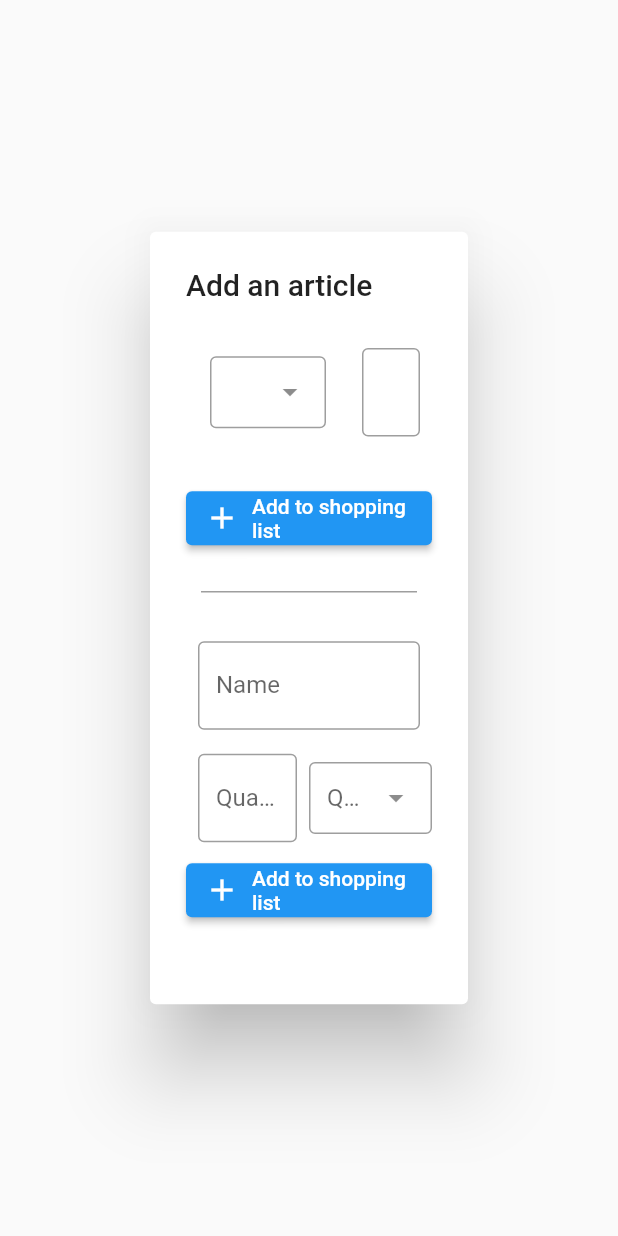
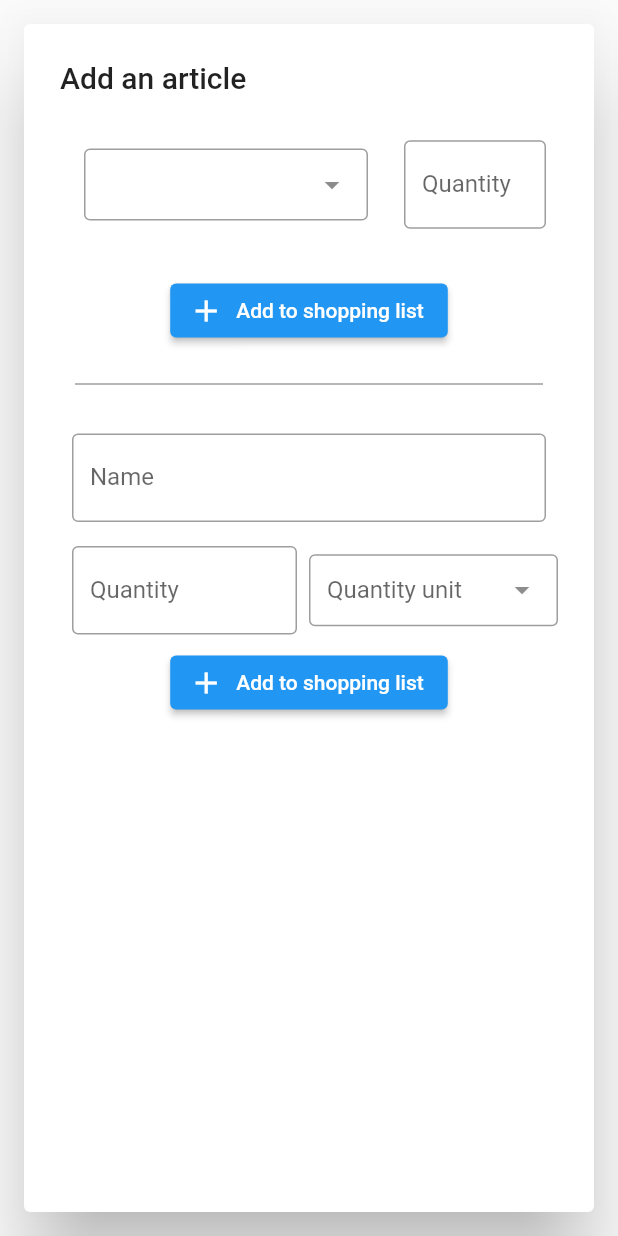
Before and after one commit to Realague/my_fridge, a Flutter app: the CustomPopup widget shown alone on an empty page, opened directly, on a phone screen of 412 x 824 dp. Run offline on Flutter 3.47's test engine with Material 2 defaults, Android fonts, the light colour scheme and no system bars; drawn by our look-alikes of dropdown_search; our stand-ins replace cloud_firestore, firebase_auth, firebase_core; missing offline and left inert: loading; accounts and stored records are empty; generated files the repository leaves out were written again; network calls fail.

Commit message:
[+] Translation

```diff
--- /dev/null
+++ b/l10n.yaml
@@ -0,0 +1,3 @@
+arb-dir: lib/l10n
+template-arb-file: app_en.arb
+output-localization-file: app_localizations.dart
--- a/lib/authentication_page.dart
+++ b/lib/authentication_page.dart
@@ -1,6 +1,7 @@
 import 'package:flutter/material.dart';
 import 'package:provider/provider.dart';
 import 'services/authentication_service.dart';
+import 'package:flutter_gen/gen_l10n/app_localizations.dart';
 
 class AuthenticationPage extends StatelessWidget {
   @override
@@ -32,7 +33,7 @@ class AuthenticationPage extends StatelessWidget {
                 Padding(
                   padding: const EdgeInsets.only(left: 10),
                   child: Text(
-                    'Sign in with Google',
+                    AppLocalizations.of(context)!.button_google_authentication,
                     style: TextStyle(
                       fontSize: 20,
                       color: Colors.black54,
--- a/lib/forms/shopping_list_form.dart
+++ b/lib/forms/shopping_list_form.dart
@@ -3,7 +3,7 @@ import 'package:flutter/material.dart';
 import 'package:my_fridge/services/article_service.dart';
 import 'package:my_fridge/services/shopping_list.dart';
 import 'package:my_fridge/utils/validators.dart';
-
+import 'package:flutter_gen/gen_l10n/app_localizations.dart';
 import '../article.dart';
 import '../quantity_unit.dart';
 
@@ -39,9 +39,9 @@ class _FormShoppingListState extends State<FormShoppingList> {
               keyboardType: TextInputType.text,
               decoration: InputDecoration(
                 border: const OutlineInputBorder(),
-                labelText: "Name",
+                labelText: AppLocalizations.of(context)!.form_article_name_label,
               ),
-              validator: (name) => Validators.notNull(name!),
+              validator: (name) => Validators.notNull(context, name!),
               controller: _nameController,
             ),
           ),
@@ -54,9 +54,9 @@ class _FormShoppingListState extends State<FormShoppingList> {
                     keyboardType: TextInputType.number,
                     decoration: InputDecoration(
                       border: const OutlineInputBorder(),
-                      labelText: "Quantity",
+                      labelText: AppLocalizations.of(context)!.form_quantity_label,
                     ),
-                    validator: (quantity) => Validators.number(quantity!),
+                    validator: (quantity) => Validators.number(context, quantity!),
                     controller: _quantityController,
                   ),
                 ),
@@ -66,11 +66,11 @@ class _FormShoppingListState extends State<FormShoppingList> {
                   mode: Mode.MENU,
                   items: QuantityUnit.values,
                   itemAsString: (quantityUnit) =>
-                  quantityUnit.displayForDropDown,
-                  label: "Quantity unit",
+                  quantityUnit.displayForDropDown(context),
+                  label: AppLocalizations.of(context)!.form_quantity_unit_label,
                   selectedItem: _quantityUnit,
                   validator: (quantityUnit) =>
-                      Validators.notNull(quantityUnit),
+                      Validators.notNull(context, quantityUnit),
                   onChanged: (quantityUnit) => _quantityUnit = quantityUnit,
                 ),
               ),
@@ -88,7 +88,7 @@ class _FormShoppingListState extends State<FormShoppingList> {
                 Navigator.pop(context);
               }
             },
-            label: Text("Add to shopping list"),
+            label: Text(AppLocalizations.of(context)!.button_add_article_to_shopping_list),
           ),
         ],
       ),
--- a/lib/forms/shopping_list_form_from_existing_article.dart
+++ b/lib/forms/shopping_list_form_from_existing_article.dart
@@ -5,6 +5,7 @@ import 'package:my_fridge/quantity_unit.dart';
 import 'package:my_fridge/services/article_service.dart';
 import 'package:my_fridge/services/shopping_list.dart';
 import 'package:my_fridge/utils/validators.dart';
+import 'package:flutter_gen/gen_l10n/app_localizations.dart';
 
 import '../article.dart';
 
@@ -50,15 +51,15 @@ class _FormShoppingListFromExistingArticleState
                     itemAsString: (article) =>
                         article.name +
                         ", " +
-                        article.quantityUnit.displayForDropDown,
-                    label: "Article",
+                        article.quantityUnit.displayForDropDown(context),
+                    label: AppLocalizations.of(context)!.form_article_label,
                     dropdownSearchDecoration: InputDecoration(
                       contentPadding: EdgeInsets.fromLTRB(12, 12, 0, 0),
                       border: const OutlineInputBorder(),
                     ),
                     onChanged: (article) => _selectedArticle = article,
                     selectedItem: _selectedArticle,
-                    validator: (article) => Validators.notNull(article),
+                    validator: (article) => Validators.notNull(context, article),
                   ),
                 ),
               ),
@@ -69,9 +70,9 @@ class _FormShoppingListFromExistingArticleState
                     keyboardType: TextInputType.number,
                     decoration: InputDecoration(
                       border: const OutlineInputBorder(),
-                      labelText: "Quantity",
+                      labelText: AppLocalizations.of(context)!.form_quantity_label,
                     ),
-                    validator: (value) => Validators.number(value!),
+                    validator: (value) => Validators.number(context, value!),
                     controller: _quantityController,
                   ),
                 ),
@@ -88,7 +89,7 @@ class _FormShoppingListFromExistingArticleState
                 Navigator.pop(context);
               }
             },
-            label: Text("Add to shopping list"),
+            label: Text(AppLocalizations.of(context)!.button_add_article_to_shopping_list),
           ),
         ],
       ),
--- /dev/null
+++ b/lib/l10n/app_en.arb
@@ -0,0 +1,18 @@
+{
+  "button_google_authentication": "Sign in with Google",
+  "button_sign_out": "Sign out",
+  "shopping_list_popup_title": "Add an article",
+  "menu_shopping_list": "Shopping list",
+  "menu_fridge": "Fridge",
+  "menu_recipes": "Recipes",
+  "button_add_article_to_shopping_list": "Add to shopping list",
+  "form_quantity_label": "Quantity",
+  "form_quantity_unit_label": "Quantity unit",
+  "form_article_label": "Article",
+  "form_article_name_label": "Name",
+  "error_empty": "Required field",
+  "error_wrong_quantity": "Please select a valid quantity",
+  "quantity_unit_gram_display_for_dropdown": "Gram",
+  "quantity_unit_liter_display_for_dropdown": "Liter",
+  "quantity_unit_piece_display_for_dropdown": "Piece"
+}
--- /dev/null
+++ b/lib/l10n/app_fr.arb
@@ -0,0 +1,18 @@
+{
+  "button_google_authentication": "Se connecter avec Google",
+  "button_sign_out": "Se déconnceter",
+  "shopping_list_popup_title": "Ajouter un article",
+  "menu_shopping_list": "Liste de course",
+  "menu_fridge": "Frigo",
+  "menu_recipes": "Recettes",
+  "button_add_article_to_shopping_list": "Ajouter à la liste de course",
+  "form_quantity_label": "Quantité",
+  "form_quantity_unit_label": "Unité de mesure",
+  "form_article_label": "Article",
+  "form_article_name_label": "Nom",
+  "error_empty": "Champ obligatoire",
+  "error_wrong_quantity": "Veuillez selectionner une quantité valide",
+  "quantity_unit_gram_display_for_dropdown": "Gramme",
+  "quantity_unit_liter_display_for_dropdown": "Litre",
+  "quantity_unit_piece_display_for_dropdown": "Pièce"
+}
--- a/lib/loader.dart
+++ b/lib/loader.dart
@@ -8,7 +8,7 @@ class Loader extends StatelessWidget {
     return Container(
       color: Colors.lightBlue,
       child: Center(
-        child: Loading(indicator: BallPulseIndicator(), size: 100.0,color: Colors.white),
+        //child: Loading(indicator: BallPulseIndicator(), size: 100.0,color: Colors.white),
       ),
     );
   }
--- a/lib/main.dart
+++ b/lib/main.dart
@@ -3,29 +3,19 @@ import 'package:flutter/material.dart';
 import 'package:firebase_auth/firebase_auth.dart';
 import 'package:my_fridge/authentication_page.dart';
 import 'package:my_fridge/bottom_navigation_bar.dart';
+import 'package:my_fridge/loader.dart';
 import 'package:my_fridge/services/user.dart';
 import 'package:provider/provider.dart';
 import 'services/authentication_service.dart';
+import 'package:flutter_localizations/flutter_localizations.dart';
+import 'package:flutter_gen/gen_l10n/app_localizations.dart';
 
 Future<void> main() async {
-
   WidgetsFlutterBinding.ensureInitialized();
   runApp(MyApp());
 }
 
 class MyApp extends StatelessWidget {
-
-  /*await Firebase.initializeApp(
-  name: "my_fridge",
-  options: const FirebaseOptions(
-  apiKey: "AIzaSyCOHzywyUXiibHAAZa-yoZODkyMg-zss00",
-  appId: "1:265628210515:web:0e79960c7ab5ae375afda6",
-  messagingSenderId: "265628210515",
-  projectId: "myfridge-e530e",
-  authDomain: "myfridge-e530e.firebaseapp.com",
-  measurementId: "G-5BTWZSMGE9",
-  storageBucket: "myfridge-e530e.appspot.com",
-  ));ù*/
   // Create the initialization Future outside of `build`:
   final Future<FirebaseApp> _initialization = Firebase.initializeApp();
 
@@ -39,9 +29,20 @@ class MyApp extends StatelessWidget {
         if (snapshot.hasError) {
           return Text(snapshot.error.toString());
         }
-
         // Once complete, show your application
         if (snapshot.connectionState == ConnectionState.done) {
+          return InitializeProviders();
+        }
+        // Otherwise, show something whilst waiting for initialization to complete
+        return Loader();
+      },
+    );
+  }
+}
+
+class InitializeProviders extends StatelessWidget {
+  @override
+  Widget build(BuildContext context) {
     return MultiProvider(
       providers: [
         Provider<AuthenticationService>(
@@ -54,17 +55,22 @@ class MyApp extends StatelessWidget {
       ],
       child: MaterialApp(
         title: 'My Fridge',
+        localizationsDelegates: [
+          AppLocalizations.delegate,
+          GlobalMaterialLocalizations.delegate,
+          GlobalWidgetsLocalizations.delegate,
+          GlobalCupertinoLocalizations.delegate,
+        ],
+        supportedLocales: [
+          const Locale('en', ''),
+          const Locale('fr', ''),
+        ],
         theme: ThemeData(
           primarySwatch: Colors.blue,
           visualDensity: VisualDensity.adaptivePlatformDensity,
         ),
         home: AuthenticationWrapper(),
       ),
-          );;
-        }
-        // Otherwise, show something whilst waiting for initialization to complete
-        return Text("loading...");
-      },
     );
   }
 }
--- a/lib/quantity_unit.dart
+++ b/lib/quantity_unit.dart
@@ -1,4 +1,6 @@
 import 'package:flutter/foundation.dart';
+import 'package:flutter/material.dart';
+import 'package:flutter_gen/gen_l10n/app_localizations.dart';
 
 enum QuantityUnit {
   GRAM, LITER, PIECE
@@ -21,14 +23,14 @@ extension QuantityUnitExtension on QuantityUnit {
     }
   }
 
-  String get displayForDropDown {
+  String displayForDropDown(BuildContext context) {
     switch (this) {
       case QuantityUnit.GRAM:
-        return 'Grammes';
+        return AppLocalizations.of(context)!.quantity_unit_gram_display_for_dropdown;
       case QuantityUnit.LITER:
-        return 'Litre';
+        return AppLocalizations.of(context)!.quantity_unit_liter_display_for_dropdown;
       case QuantityUnit.PIECE:
-        return 'Pièce';
+        return AppLocalizations.of(context)!.quantity_unit_piece_display_for_dropdown;
       default:
         return 'Unit is null';
     }
--- a/lib/shopping_list/shopping_list.dart
+++ b/lib/shopping_list/shopping_list.dart
@@ -4,7 +4,7 @@ import 'package:my_fridge/forms/shopping_list_form.dart';
 import 'package:my_fridge/forms/shopping_list_form_from_existing_article.dart';
 import 'package:my_fridge/services/shopping_list.dart';
 import 'package:my_fridge/quantity_unit.dart';
-
+import 'package:flutter_gen/gen_l10n/app_localizations.dart';
 import '../article.dart';
 
 class ShoppingList extends StatelessWidget {
@@ -45,7 +45,7 @@ class ShoppingList extends StatelessWidget {
               child: Text(article.name),
             ),
             Expanded(
-              child: Text(document.data()!['quantity'].toString() + " " + article.quantityUnit.displayForDropDown),
+              child: Text(document.data()!['quantity'].toString() + " " + article.quantityUnit.displayForDropDown(context)),
             ),
           ],
         ),
@@ -91,8 +91,8 @@ class CustomPopup extends StatelessWidget {
   @override
   Widget build(BuildContext context) {
     return AlertDialog(
-      title: const Text('Add an article'),
-      insetPadding: EdgeInsets.symmetric(horizontal: 100),
+      title: Text(AppLocalizations.of(context)!.shopping_list_popup_title),
+      insetPadding: EdgeInsets.all(16.0),
       content: Builder(
         builder: (context) {
           // Get available height and width of the build area of this widget. Make a choice depending on the size.
@@ -100,8 +100,8 @@ class CustomPopup extends StatelessWidget {
           var width = MediaQuery.of(context).size.width;
 
           return Container(
-            height: height - 400,
-            width: width - 800,
+            height: height,
+            width: width,
             child: Column(
               children: [
                 FormShoppingListFromExistingArticle(),
--- a/lib/signout_button.dart
+++ b/lib/signout_button.dart
@@ -1,13 +1,14 @@
 import 'package:flutter/material.dart';
 import 'package:provider/provider.dart';
 import 'services/authentication_service.dart';
+import 'package:flutter_gen/gen_l10n/app_localizations.dart';
 
 class SignOutButton extends StatelessWidget {
   @override
   Widget build(BuildContext context) {
     return IconButton(
       icon: Icon(Icons.logout),
-      tooltip: 'Signout',
+      tooltip: AppLocalizations.of(context)!.button_sign_out,
       onPressed: () {
         context.read<AuthenticationService>().signOut();
       },
--- a/pubspec.yaml
+++ b/pubspec.yaml
@@ -30,6 +30,9 @@ dependencies:
   provider: 5.0.0
   loading: ^1.0.2
   dropdown_search: ^0.5.0
+  flutter_localizations:
+    sdk: flutter
+  intl: ^0.17.0
 
 dev_dependencies:
   flutter_test:
@@ -40,7 +43,7 @@ dev_dependencies:
 
 # The following section is specific to Flutter.
 flutter:
-
+  generate: true
   # The following line ensures that the Material Icons font is
   # included with your application, so that you can use the icons in
   # the material Icons class.
```
Also changed, not shown: lib/bottom_navigation_bar.dart (+5 -4 lines), lib/utils/validators.dart (+9 -7 lines), pubspec.lock. Lines whose indentation alone changed are shown as unchanged.
